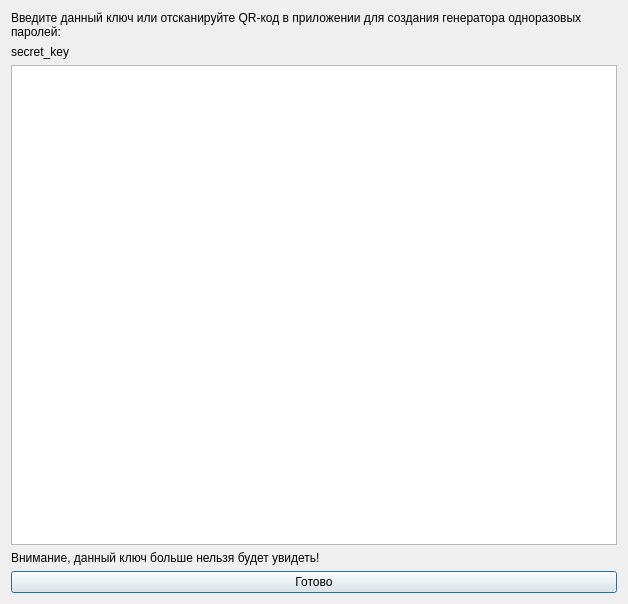
First picture: the form in client_side/resources/ui/totp_setup_window.ui, repository Sk2can/Password-manager, before the edit.
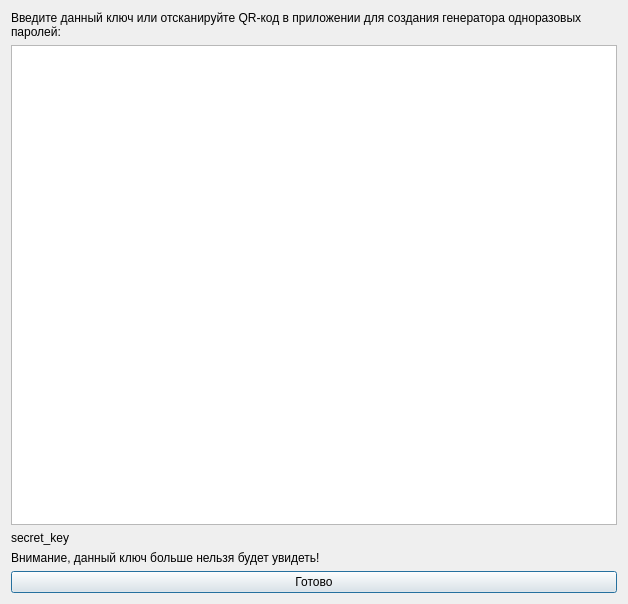
Second picture: the form after the edit.

```diff
--- a/client_side/resources/ui/totp_setup_window.ui
+++ b/client_side/resources/ui/totp_setup_window.ui
@@ -27,6 +27,9 @@
      </property>
     </widget>
    </item>
+   <item>
+    <widget class="QGraphicsView" name="qr_graphicsView"/>
+   </item>
    <item>
     <widget class="QLabel" name="secret_key_label">
      <property name="text">
@@ -34,9 +37,6 @@
      </property>
     </widget>
    </item>
-   <item>
-    <widget class="QGraphicsView" name="qr_graphicsView"/>
-   </item>
    <item>
     <widget class="QLabel" name="label_3">
      <property name="text">
```
Left out of the diff: 2 changed lines with no effect on the pictures.
